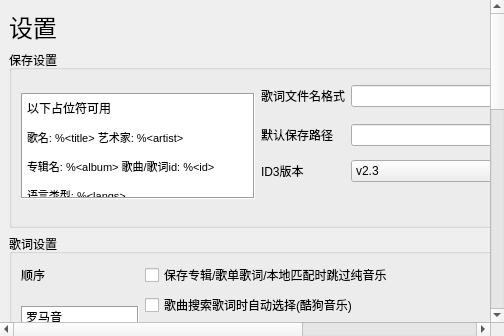
The window that LDDC/ui/settings.ui (chenmozhijin/LDDC) describes before a commit, drawn with Qt 5.
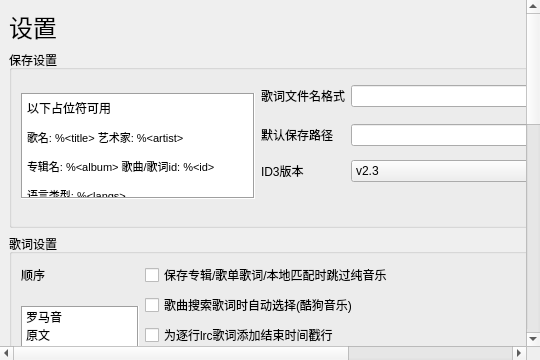
The same window after the commit. Custom widgets are drawn as their Qt base class.

Patch:
```diff
--- a/LDDC/ui/settings.ui
+++ b/LDDC/ui/settings.ui
@@ -2,6 +2,14 @@
 <ui version="4.0">
  <class>settings</class>
  <widget class="QWidget" name="settings">
+  <property name="geometry">
+   <rect>
+    <x>0</x>
+    <y>0</y>
+    <width>540</width>
+    <height>360</height>
+   </rect>
+  </property>
   <layout class="QVBoxLayout" name="verticalLayout">
    <property name="leftMargin">
     <number>0</number>
@@ -30,6 +38,14 @@
       <bool>true</bool>
      </property>
      <widget class="QWidget" name="scrollAreaWidgetContents">
+      <property name="geometry">
+       <rect>
+        <x>0</x>
+        <y>-551</y>
+        <width>781</width>
+        <height>937</height>
+       </rect>
+      </property>
       <layout class="QVBoxLayout" name="verticalLayout_2">
        <item>
         <widget class="QLabel" name="label">
```
Left out of the diff: 4 changed lines with no effect on the pictures.
